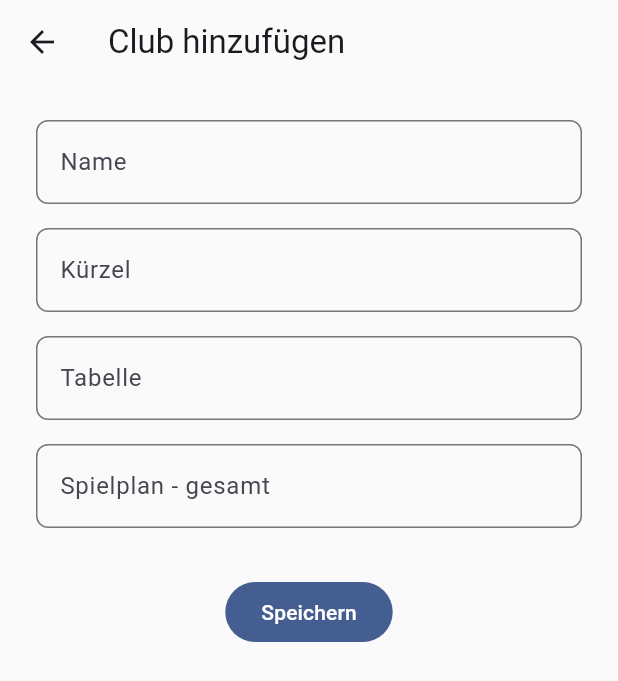
After one commit to flcp/nuliga-app, a Flutter app: the screen it shows after launch, item 3 of the bottom bar chosen, after a tap on "Club hinzufügen", on a phone screen of 412 x 824 dp. The commit adds this screen. Shown: the top 681 px of the screen. Run offline on Flutter 3.47's test engine with Material 3 defaults, Android fonts, the phone set to English and light mode, and no system bars; our stand-ins replace scrollable_positioned_list, shared_preferences; network calls fail.

Commit message:
add settings to edit followedteams

```diff
--- a/lib/bottom_navigation.dart
+++ b/lib/bottom_navigation.dart
@@ -2,6 +2,7 @@ import 'package:flutter/material.dart';
 import 'package:nuliga_app/mockpage.dart';
 import 'package:nuliga_app/mockpage2.dart';
 import 'package:nuliga_app/pages/dashboard/dashboard.dart';
+import 'package:nuliga_app/pages/settings/settings_page.dart';
 
 class BottomNavigation extends StatefulWidget {
   const BottomNavigation({super.key});
@@ -13,35 +14,35 @@ class BottomNavigation extends StatefulWidget {
 class _BottomNavigationState extends State<BottomNavigation> {
   int _selectedIndex = 0;
 
-  static const _widgets = [TeamOverviewPage(), Mockpage(), Mockpage2()];
-
-  void _onItemTapped(int index) {
-    setState(() {
-      _selectedIndex = index;
-    });
-  }
+  final List<Widget> _pages = [
+    TeamOverviewPage(),
+    Mockpage(),
+    const SettingsPage(),
+  ];
 
   @override
   Widget build(BuildContext context) {
     return Scaffold(
-      body: SafeArea(child: _widgets.elementAt(_selectedIndex)),
+      body: SafeArea(child: _pages.elementAt(_selectedIndex)),
       bottomNavigationBar: BottomNavigationBar(
-        type: BottomNavigationBarType.fixed,
+        currentIndex: _selectedIndex,
+        onTap: (index) {
+          setState(() {
+            _selectedIndex = index;
+          });
+        },
         items: const [
           BottomNavigationBarItem(icon: Icon(Icons.home), label: "Home"),
           BottomNavigationBarItem(
             icon: Icon(Icons.question_mark),
             // TODO: remove
-            label: "TODO",
+            label: "mock",
           ),
           BottomNavigationBarItem(
-            icon: Icon(Icons.question_mark),
-            // TODO: remove
-            label: "TODO",
+            icon: Icon(Icons.settings),
+            label: 'Einstellungen',
           ),
         ],
-        currentIndex: _selectedIndex,
-        onTap: _onItemTapped,
       ),
     );
   }
--- a/lib/main.dart
+++ b/lib/main.dart
@@ -10,7 +10,7 @@ void main() async {
   await followedTeamsProvider.initialize();
 
   runApp(
-    ChangeNotifierProvider.value(
+    ChangeNotifierProvider<FollowedTeamsProvider>.value(
       value: followedTeamsProvider,
       child: MaterialApp(
         home: const BottomNavigation(),
--- a/lib/model/followed_club.dart
+++ b/lib/model/followed_club.dart
@@ -1,15 +1,41 @@
 class FollowedClub {
-  final String id;
   final String name;
   final String shortName;
   final String rankingTableUrl;
   final String matchesUrl;
 
   FollowedClub({
-    required this.id,
     required this.name,
     required this.shortName,
     required this.rankingTableUrl,
     required this.matchesUrl,
   });
+
+  FollowedClub copyWith({
+    String? name,
+    String? shortName,
+    String? rankingTableUrl,
+    String? matchesUrl,
+  }) {
+    return FollowedClub(
+      name: name ?? this.name,
+      shortName: shortName ?? this.shortName,
+      rankingTableUrl: rankingTableUrl ?? this.rankingTableUrl,
+      matchesUrl: matchesUrl ?? this.matchesUrl,
+    );
+  }
+
+  Map<String, dynamic> toJson() => {
+    'name': name,
+    'shortName': shortName,
+    'rankingTableUrl': rankingTableUrl,
+    'matchesUrl': matchesUrl,
+  };
+
+  factory FollowedClub.fromJson(Map<String, dynamic> json) => FollowedClub(
+    name: json['name'] as String,
+    shortName: json['shortName'] as String,
+    rankingTableUrl: json['rankingTableUrl'] as String,
+    matchesUrl: json['matchesUrl'] as String,
+  );
 }
--- /dev/null
+++ b/lib/pages/settings/club_edit_dialog.dart
@@ -0,0 +1,95 @@
+import 'package:flutter/material.dart';
+import 'package:nuliga_app/model/followed_club.dart';
+
+class ClubEditPage extends StatefulWidget {
+  final FollowedClub? club;
+
+  const ClubEditPage({super.key, this.club});
+
+  @override
+  State<ClubEditPage> createState() => _ClubEditPageState();
+}
+
+class _ClubEditPageState extends State<ClubEditPage> {
+  late TextEditingController _nameController;
+  late TextEditingController _shortNameController;
+  late TextEditingController _rankingUrlController;
+  late TextEditingController _matchesUrlController;
+
+  @override
+  void initState() {
+    super.initState();
+    _nameController = TextEditingController(text: widget.club?.name ?? '');
+    _shortNameController = TextEditingController(
+      text: widget.club?.shortName ?? '',
+    );
+    _rankingUrlController = TextEditingController(
+      text: widget.club?.rankingTableUrl ?? '',
+    );
+    _matchesUrlController = TextEditingController(
+      text: widget.club?.matchesUrl ?? '',
+    );
+  }
+
+  @override
+  void dispose() {
+    _nameController.dispose();
+    _shortNameController.dispose();
+    _rankingUrlController.dispose();
+    _matchesUrlController.dispose();
+    super.dispose();
+  }
+
+  void _saveClub() {
+    final club = FollowedClub(
+      name: _nameController.text,
+      shortName: _shortNameController.text,
+      rankingTableUrl: _rankingUrlController.text,
+      matchesUrl: _matchesUrlController.text,
+    );
+    Navigator.pop(context, club);
+  }
+
+  @override
+  Widget build(BuildContext context) {
+    return Scaffold(
+      appBar: AppBar(
+        backgroundColor: Colors.transparent,
+        elevation: 0,
+        title: Text(
+          widget.club == null ? 'Club hinzufügen' : 'Club bearbeiten',
+        ),
+        leading: IconButton(
+          icon: const Icon(Icons.arrow_back),
+          onPressed: () => Navigator.pop(context),
+        ),
+      ),
+      body: SingleChildScrollView(
+        padding: const EdgeInsets.all(24),
+        child: Column(
+          children: [
+            _buildTextField('Name', _nameController),
+            const SizedBox(height: 16),
+            _buildTextField('Kürzel', _shortNameController),
+            const SizedBox(height: 16),
+            _buildTextField('Tabelle', _rankingUrlController),
+            const SizedBox(height: 16),
+            _buildTextField('Spielplan - gesamt', _matchesUrlController),
+            const SizedBox(height: 32),
+            FilledButton(onPressed: _saveClub, child: const Text('Speichern')),
+          ],
+        ),
+      ),
+    );
+  }
+
+  Widget _buildTextField(String label, TextEditingController controller) {
+    return TextField(
+      controller: controller,
+      decoration: InputDecoration(
+        labelText: label,
+        border: OutlineInputBorder(borderRadius: BorderRadius.circular(8)),
+      ),
+    );
+  }
+}
--- /dev/null
+++ b/lib/pages/settings/settings_page.dart
@@ -0,0 +1,94 @@
+import 'package:flutter/material.dart';
+import 'package:nuliga_app/pages/shared/constants.dart';
+import 'package:nuliga_app/pages/shared/surface_card.dart';
+import 'package:provider/provider.dart';
+import 'package:nuliga_app/services/followed_teams_provider.dart';
+import 'club_edit_dialog.dart';
+
+class SettingsPage extends StatelessWidget {
+  const SettingsPage({super.key});
+
+  @override
+  Widget build(BuildContext context) {
+    return Scaffold(
+      appBar: AppBar(
+        backgroundColor: Colors.transparent,
+        elevation: 0,
+        title: const Text('Einstellungen'),
+      ),
+      body: Consumer<FollowedTeamsProvider>(
+        builder: (context, provider, child) {
+          return ListView(
+            padding: const EdgeInsets.all(Constants.pagePadding),
+            children: [
+              ReorderableListView(
+                shrinkWrap: true,
+                physics: const NeverScrollableScrollPhysics(),
+                onReorder: (oldIndex, newIndex) {
+                  provider.reorderClub(oldIndex, newIndex);
+                },
+                children: List.generate(provider.followedTeams.length, (index) {
+                  final club = provider.followedTeams[index];
+                  return Dismissible(
+                    direction: DismissDirection.endToStart,
+                    key: Key(club.name),
+                    onDismissed: (_) {
+                      provider.removeClub(index);
+                    },
+                    background: Padding(
+                      padding: const EdgeInsets.all(Constants.bigCardPadding),
+                      child: Align(
+                        alignment: AlignmentGeometry.centerRight,
+                        child: Icon(
+                          Icons.delete,
+                          color: Colors.red.withAlpha(200),
+                        ),
+                      ),
+                    ),
+                    child: SurfaceCard(
+                      onTap: () async {
+                        final result = await Navigator.push<dynamic>(
+                          context,
+                          MaterialPageRoute(
+                            builder: (context) => ClubEditPage(club: club),
+                          ),
+                        );
+                        if (result != null) {
+                          provider.updateClub(index, result);
+                        }
+                      },
+                      child: ListTile(
+                        leading: ReorderableDragStartListener(
+                          index: index,
+                          child: const Icon(Icons.drag_handle),
+                        ),
+                        subtitle: Text(club.shortName),
+                        title: Text(club.name),
+                      ),
+                    ),
+                  );
+                }),
+              ),
+              const SizedBox(height: 24),
+              ElevatedButton.icon(
+                onPressed: () async {
+                  final result = await Navigator.push<dynamic>(
+                    context,
+                    MaterialPageRoute(
+                      builder: (context) => const ClubEditPage(),
+                    ),
+                  );
+                  if (result != null && context.mounted) {
+                    context.read<FollowedTeamsProvider>().addClub(result);
+                  }
+                },
+                icon: const Icon(Icons.add),
+                label: const Text('Club hinzufügen'),
+              ),
+            ],
+          );
+        },
+      ),
+    );
+  }
+}
--- a/lib/services/followed_teams_provider.dart
+++ b/lib/services/followed_teams_provider.dart
@@ -1,19 +1,83 @@
 import 'package:flutter/material.dart';
+import 'package:shared_preferences/shared_preferences.dart';
+import 'dart:convert';
 import 'package:nuliga_app/model/followed_club.dart';
 
 class FollowedTeamsProvider extends ChangeNotifier {
   late List<FollowedClub> _followedTeams = [];
+  late SharedPreferences _prefs;
+
+  static const String _storageKey = 'followed_clubs';
 
   List<FollowedClub> get followedTeams => _followedTeams;
 
   Future<void> initialize() async {
+    _prefs = await SharedPreferences.getInstance();
+    await _loadFromStorage();
+  }
+
+  Future<void> _loadFromStorage() async {
+    final jsonString = _prefs.getString(_storageKey);
+    if (jsonString != null) {
+      try {
+        final List<dynamic> decoded = jsonDecode(jsonString);
+        _followedTeams = decoded
+            .map((item) => FollowedClub.fromJson(item as Map<String, dynamic>))
+            .toList();
+        notifyListeners();
+      } catch (e) {
+        print('Error loading followed clubs: $e');
+        _loadDefaults();
+      }
+    } else {
+      _loadDefaults();
+    }
+  }
+
+  void _loadDefaults() {
     _followedTeams = navigationItems;
+    _saveToStorage();
+  }
+
+  Future<void> _saveToStorage() async {
+    final jsonString = jsonEncode(
+      _followedTeams.map((c) => c.toJson()).toList(),
+    );
+    await _prefs.setString(_storageKey, jsonString);
+  }
+
+  Future<void> addClub(FollowedClub club) async {
+    _followedTeams = [..._followedTeams, club];
+    await _saveToStorage();
+    notifyListeners();
+  }
+
+  Future<void> removeClub(int index) async {
+    _followedTeams = [..._followedTeams]..removeAt(index);
+    await _saveToStorage();
+    notifyListeners();
+  }
+
+  Future<void> updateClub(int index, FollowedClub club) async {
+    _followedTeams = [
+      for (int i = 0; i < _followedTeams.length; i++)
+        if (i == index) club else _followedTeams[i],
+    ];
+    await _saveToStorage();
+    notifyListeners();
+  }
+
+  Future<void> reorderClub(int oldIndex, int newIndex) async {
+    final item = _followedTeams.removeAt(oldIndex);
+    final adjustedIndex = oldIndex < newIndex ? newIndex - 1 : newIndex;
+    _followedTeams.insert(adjustedIndex, item);
+    notifyListeners();
+    await _saveToStorage();
   }
 }
 
 final navigationItems = [
   FollowedClub(
-    id: "1",
     name: "SSC Karlsruhe",
     shortName: "SSC I",
     rankingTableUrl:
@@ -22,7 +86,6 @@ final navigationItems = [
         "https://bwbv-badminton.liga.nu/cgi-bin/WebObjects/nuLigaBADDE.woa/wa/groupPage?displayTyp=gesamt&displayDetail=meetings&championship=NB+25%2F26&group=35307",
   ),
   FollowedClub(
-    id: "2",
     name: "SSC Karlsruhe II",
     shortName: "SSC II",
     rankingTableUrl:
@@ -31,7 +94,6 @@ final navigationItems = [
         "https://bwbv-badminton.liga.nu/cgi-bin/WebObjects/nuLigaBADDE.woa/wa/groupPage?displayTyp=gesamt&displayDetail=meetings&championship=NB+25%2F26&group=35309",
   ),
   FollowedClub(
-    id: "3",
     name: "SSC Karlsruhe III",
     shortName: "SSC III",
     rankingTableUrl:
@@ -40,7 +102,6 @@ final navigationItems = [
         "https://bwbv-badminton.liga.nu/cgi-bin/WebObjects/nuLigaBADDE.woa/wa/groupPage?displayTyp=gesamt&displayDetail=meetings&championship=NB+25%2F26&group=35309",
   ),
   FollowedClub(
-    id: "4",
     name: "SSC Karlsruhe IV",
     shortName: "SSC IV",
     rankingTableUrl:
--- a/pubspec.yaml
+++ b/pubspec.yaml
@@ -40,6 +40,7 @@ dependencies:
   url_launcher: ^6.3.2
   async: ^2.13.0
   scrollable_positioned_list: ^0.3.8
+  shared_preferences: ^2.5.4
 
 dev_dependencies:
   flutter_test:
```
Also changed, not shown: pubspec.lock, 1 other file.
